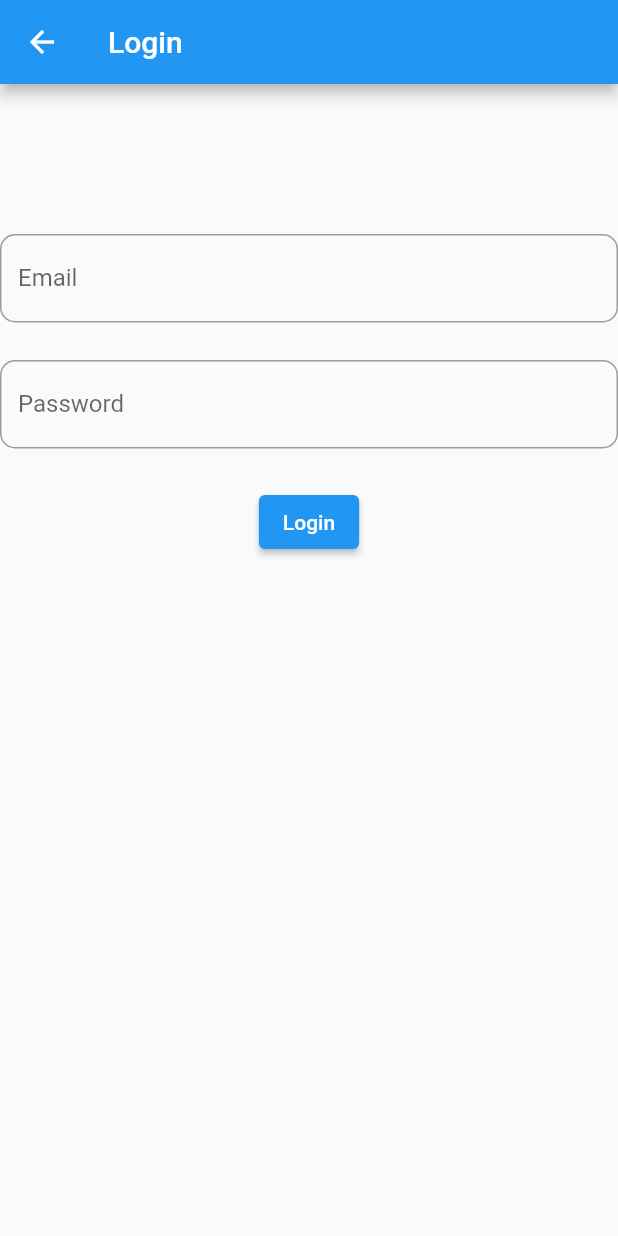
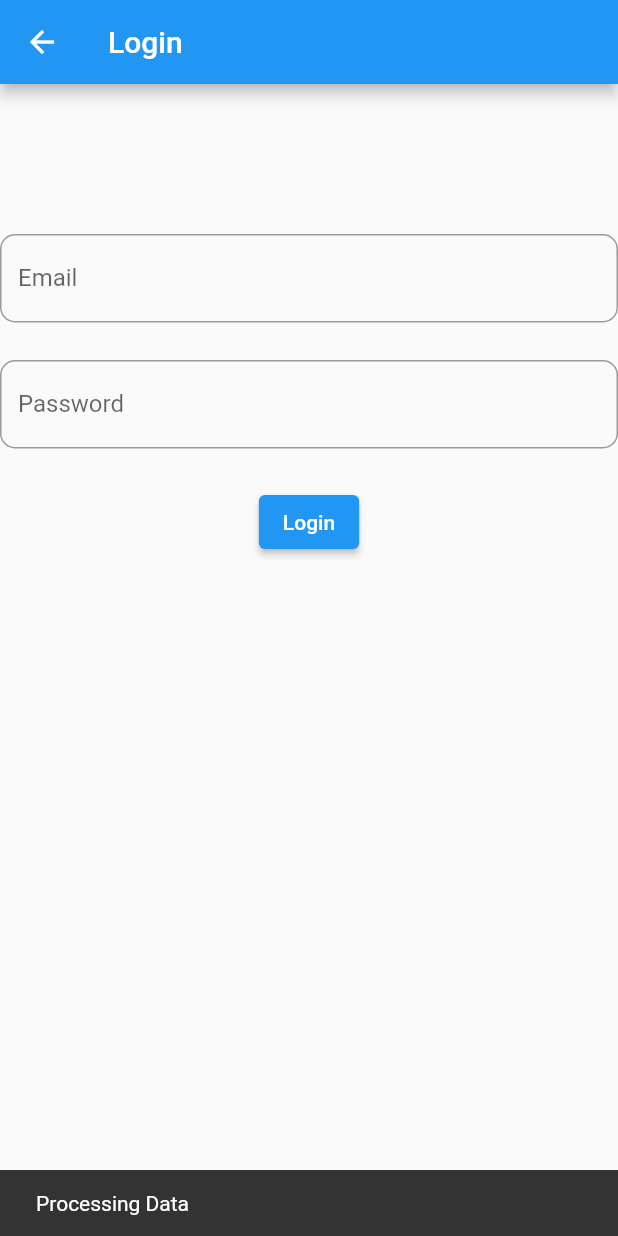
Before and after one commit to Darwaza2021/short_social_wecodeFinal, a Flutter app: the Login_screen_view screen opened by its route, after a tap on "Login", on a phone screen of 412 x 824 dp. Run offline on Flutter 3.47's test engine with Material 2 defaults, Android fonts, the phone set to English and light mode, and no system bars; our stand-ins replace cloud_firestore, firebase_auth, firebase_core; accounts and stored records are empty; network calls fail.

```diff
--- a/lib/login_screen.dart
+++ /dev/null
@@ -1,68 +0,0 @@
-import 'package:flutter/material.dart';
-
-class Login_screen_view extends StatelessWidget {
-   Login_screen_view({ Key? key }) : super(key: key);
-  static const routName = "login_screen_view";
-
-  TextEditingController _loginContoller = TextEditingController();
-  TextEditingController _passwordController = TextEditingController();
-
-  @override
-  Widget build(BuildContext context) {
-    return Scaffold(
-
-      appBar: AppBar(
-        title: Text("Login"),
-      ),
-      body: SingleChildScrollView(
-
-        child: Container(
-
-          child: Form(
-            child: Column(
-
-            children: [
-              SizedBox(height: 100,),
-
-              TextFormField(
-                controller:_loginContoller ,
-                decoration: InputDecoration(
-                  labelText: "Email",
-                  hintText:  "Email",
-                  border: OutlineInputBorder(
-                    borderRadius: BorderRadius.circular(10)
-                  )
-                ),
-              ),
-
-              SizedBox(height: 25,),
-              TextFormField(
-                controller:_loginContoller ,
-                decoration: InputDecoration(
-                  labelText: "Password",
-                  hintText:  "Password",
-                    border: OutlineInputBorder(
-                    borderRadius: BorderRadius.circular(10)
-                  )
-
-                ),
-              ),
-
-
-              SizedBox(height: 25,),
-
-                  ElevatedButton(
-                     onPressed: (){
-                     },
-
-                    child: Text("Login")
-                 ),
-
-            ],
-          ),
-          ),
-        ),
-      ),
-    );
-  }
-}
--- a/lib/app_view.dart
+++ b/lib/scr/app_view.dart
@@ -1,6 +1,7 @@
 import 'package:flutter/material.dart';
-import 'package:shortsocial/register_screen.dart';
-import 'package:shortsocial/splash_screen.dart';
+import 'package:shortsocial/scr/register_screen.dart';
+import 'package:shortsocial/scr/splash_screen.dart';
+import 'package:shortsocial/scr/user_dashboard_screen.dart';
 
 import 'login_screen.dart';
 
@@ -25,6 +26,7 @@ class _AppViewState extends State<AppView> {
     "/":(context)=>SplashScreenView(),
     "login_scr":(context)=>Login_screen_view(),
     "register_scr":(context)=>RegisterScreenView(),
+    "user_dashbord_scr":(context)=>UserDashboard(),
   },
 
     );
--- /dev/null
+++ b/lib/scr/login_screen.dart
@@ -0,0 +1,116 @@
+import 'package:firebase_auth/firebase_auth.dart';
+import 'package:flutter/material.dart';
+
+class Login_screen_view extends StatefulWidget {
+   Login_screen_view({ Key? key }) : super(key: key);
+  static const routName = "login_screen_view";
+
+  @override
+  State<Login_screen_view> createState() => _Login_screen_viewState();
+}
+
+class _Login_screen_viewState extends State<Login_screen_view> {
+  TextEditingController _emailContoller = TextEditingController();
+
+  TextEditingController _passwordController = TextEditingController();
+
+   var isValid = false;
+  final _formKey = GlobalKey<FormState>();
+
+  final FirebaseAuth _firebaseAuth = FirebaseAuth.instance;
+
+  @override
+  Widget build(BuildContext context) {
+    return Scaffold(
+
+      appBar: AppBar(
+        title: Text("Login"),
+      ),
+      body: SingleChildScrollView(
+
+        child: Container(
+
+          child: Form(
+            key: _formKey,
+            child: Column(
+
+            children: [
+              SizedBox(height: 100,),
+
+              TextFormField(
+                controller:_emailContoller ,
+                decoration: InputDecoration(
+                  labelText: "Email",
+                  hintText:  "Email",
+                  border: OutlineInputBorder(
+                    borderRadius: BorderRadius.circular(10)
+                  )
+                ),
+              ),
+
+              SizedBox(height: 25,),
+              TextFormField(
+                controller:_passwordController ,
+                decoration: InputDecoration(
+                  labelText: "Password",
+                  hintText:  "Password",
+                    border: OutlineInputBorder(
+                    borderRadius: BorderRadius.circular(10)
+                  )
+
+                ),
+              ),
+
+
+              SizedBox(height: 25,),
+
+                  ElevatedButton(
+                     onPressed:   _trySubmit,
+
+
+
+                    child: Text("Login")
+                 ),
+
+            ],
+          ),
+          ),
+        ),
+      ),
+    );
+  }
+
+  //trySUbmit funcion after pressed the submit button
+   void _trySubmit() async {
+    FocusScope.of(context).unfocus();
+
+    if (_formKey.currentState!.validate()) {
+      try {
+        UserCredential userCredentials =
+            await _firebaseAuth.signInWithEmailAndPassword(
+                email: _emailContoller.text,
+                password: _passwordController.text);
+        isValid = true;
+      } on FirebaseAuthException catch (e) {
+        print(e.toString());
+      }
+
+    //add the scackBar
+      ScaffoldMessenger.of(context).showSnackBar(
+        const SnackBar(
+          content: Text('Processing Data'),
+          duration: Duration(seconds: 2),
+        ),
+      );
+    }
+
+    if (isValid) {
+      // if the form text fields are valid
+      print(_emailContoller.text);
+      print(_passwordController.text);
+
+      Navigator.pushNamed(context, "user_dashbord_scr");
+    // todo: show an error when the email or the password was wrong
+  }
+}
+}
```
Also changed, not shown: lib/main.dart (+2 -36 lines), lib/scr/splash_screen.dart (renamed from lib/splash_screen.dart, +4 -4 lines), lib/scr/user_dashboard_screen.dart (added, +66 -0 lines), lib/scr/register_screen.dart (renamed from lib/register_screen.dart).
